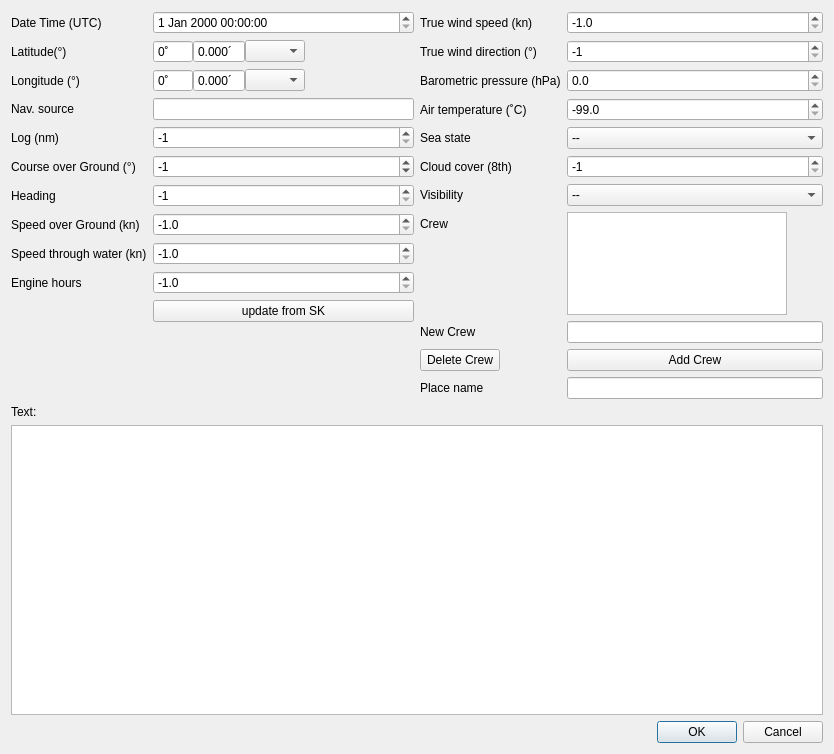
Qt form src/ui/Dialog_edit.ui (rodegerdts/QPlogbook) before a commit.
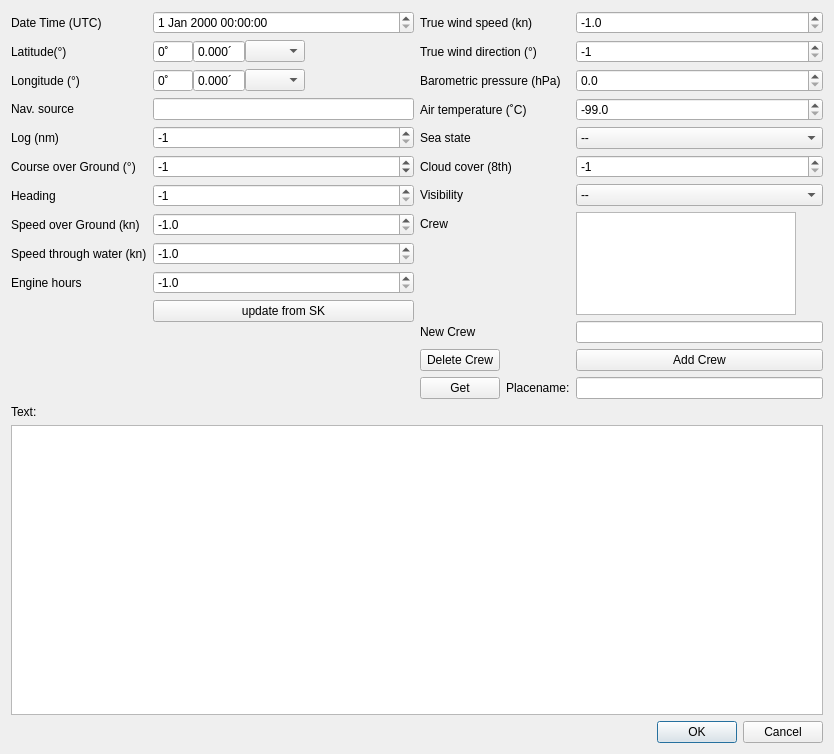
The same form after that commit.

```diff
--- a/src/ui/Dialog_edit.ui
+++ b/src/ui/Dialog_edit.ui
@@ -710,11 +710,22 @@
         </widget>
        </item>
        <item row="11" column="0">
-        <widget class="QLabel" name="label_21">
-         <property name="text">
-          <string>Place name</string>
-         </property>
-        </widget>
+        <layout class="QHBoxLayout" name="horizontalLayout_2">
+         <item>
+          <widget class="QPushButton" name="pushButton_get_place">
+           <property name="text">
+            <string>Get</string>
+           </property>
+          </widget>
+         </item>
+         <item>
+          <widget class="QLabel" name="label_21">
+           <property name="text">
+            <string>Placename:</string>
+           </property>
+          </widget>
+         </item>
+        </layout>
        </item>
        <item row="11" column="1">
         <widget class="QLineEdit" name="lineEdit_place">
```
Left out of the diff: 58 changed lines with no effect on the pictures.
